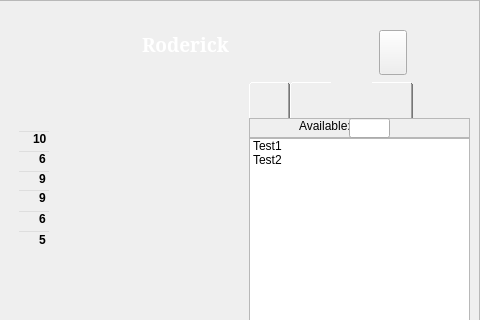
Above: charactertab.ui from fischerdr/MooseEdit before the change; both pictures show x 111 to 591 and y 0 to 320 of the 591 by 813 pixel window. Below: the same form after it.
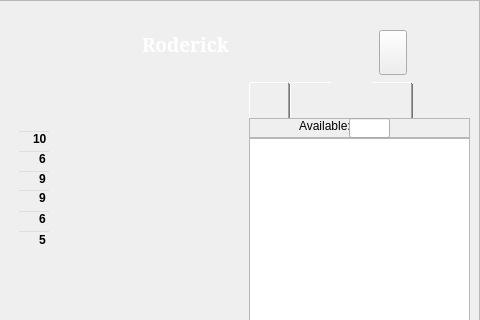
That is the form after the change. The open tabs and pages were chosen to show the change. Icons and pictures are not drawn.

```diff
--- a/charactertab.ui
+++ b/charactertab.ui
@@ -772,24 +772,20 @@
 QListWidget::indicator:checked  {
 	color: rgb(0, 0, 0);
 	image: url(:/selected_diamond.png);
+}
+
+QScrollBar:vertical {
+	background-color: rgb(0, 0, 0);
+    width: 20px;
+}
+
+QScrollBar::up-arrow:vertical {
+	border-image: url(:/up-arrow.png);
+}
+QScrollBar::down-arrow:vertical {
+	border-image: url(:/down-arrow.png);
 }</string>
            </property>
-           <item>
-            <property name="text">
-             <string>Test1</string>
-            </property>
-            <property name="checkState">
-             <enum>Unchecked</enum>
-            </property>
-           </item>
-           <item>
-            <property name="text">
-             <string>Test2</string>
-            </property>
-            <property name="checkState">
-             <enum>Unchecked</enum>
-            </property>
-           </item>
           </widget>
          </item>
         </layout>
```
Left out of the diff: 6 changed lines with no effect on the pictures.
